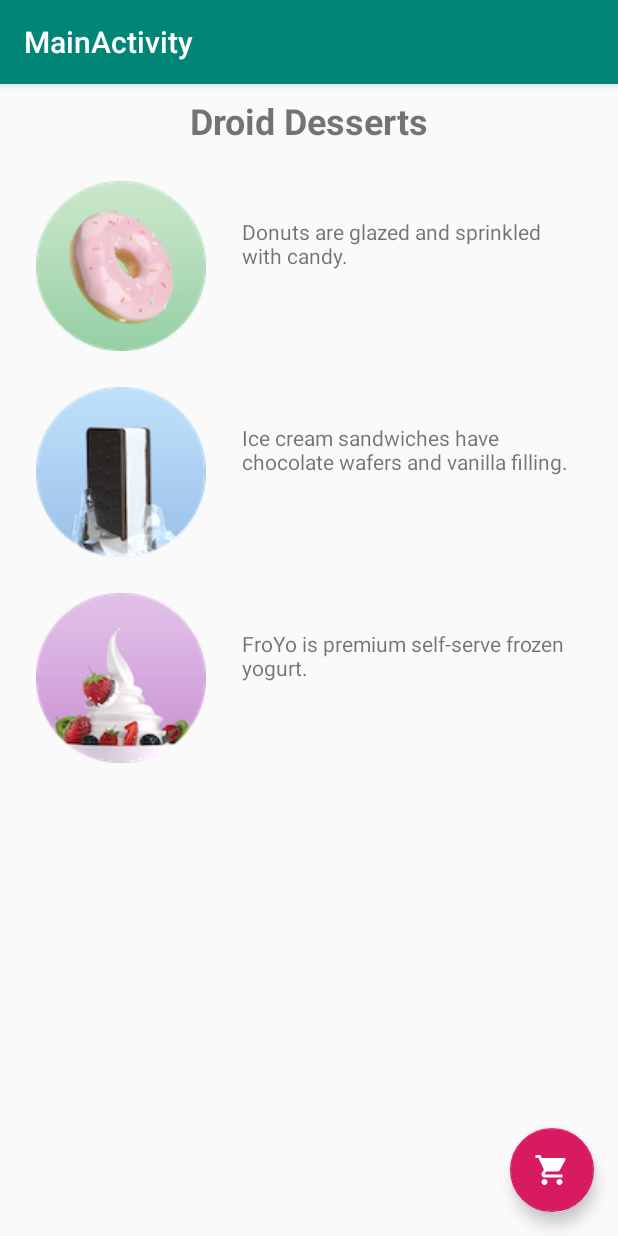
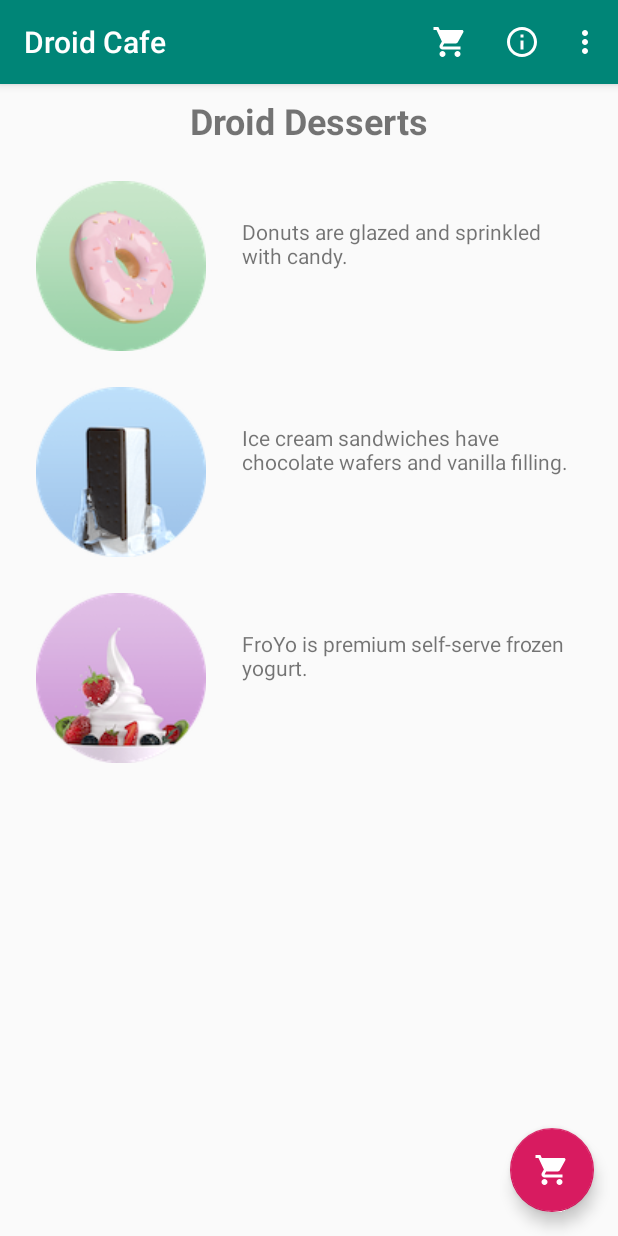
Before and after one commit to simasdanilo/android-training, an Android app: the screen it shows after launch (MainActivity), on a phone screen of 412 x 824 dp. Run offline under Robolectric (Android 15) with nearby library versions, the phone set to English and light mode, and no system bars.

Commit message:
feat: implements lesson 4.3: Menus and pickers

```diff
--- a/app/src/main/AndroidManifest.xml
+++ b/app/src/main/AndroidManifest.xml
@@ -9,7 +9,11 @@
         android:roundIcon="@mipmap/ic_launcher_round"
         android:supportsRtl="true"
         android:theme="@style/AppTheme">
-        <activity android:name=".OrderActivity"></activity>
+        <activity
+            android:name=".OrderActivity"
+            android:label="@string/title_activity_order"
+            >
+        </activity>
         <activity
             android:name=".MainActivity"
             android:label="@string/title_activity_main"
--- /dev/null
+++ b/app/src/main/res/drawable-anydpi/ic_favorite.xml
@@ -0,0 +1,10 @@
+<vector xmlns:android="http://schemas.android.com/apk/res/android"
+    android:width="24dp"
+    android:height="24dp"
+    android:viewportWidth="24"
+    android:viewportHeight="24"
+    android:tint="#FFFFFF">
+    <path
+        android:fillColor="#FF000000"
+        android:pathData="M12,21.35l-1.45,-1.32C5.4,15.36 2,12.28 2,8.5 2,5.42 4.42,3 7.5,3c1.74,0 3.41,0.81 4.5,2.09C13.09,3.81 14.76,3 16.5,3 19.58,3 22,5.42 22,8.5c0,3.78 -3.4,6.86 -8.55,11.54L12,21.35z"/>
+</vector>
--- /dev/null
+++ b/app/src/main/res/drawable-anydpi/ic_status_info.xml
@@ -0,0 +1,10 @@
+<vector xmlns:android="http://schemas.android.com/apk/res/android"
+    android:width="24dp"
+    android:height="24dp"
+    android:viewportWidth="24"
+    android:viewportHeight="24"
+    android:tint="#FFFFFF">
+    <path
+        android:fillColor="#FF000000"
+        android:pathData="M11,17h2v-6h-2v6zM12,2C6.48,2 2,6.48 2,12s4.48,10 10,10 10,-4.48 10,-10S17.52,2 12,2zM12,20c-4.41,0 -8,-3.59 -8,-8s3.59,-8 8,-8 8,3.59 8,8 -3.59,8 -8,8zM11,9h2L13,7h-2v2z"/>
+</vector>
--- a/app/src/main/res/layout/activity_main.xml
+++ b/app/src/main/res/layout/activity_main.xml
@@ -1,5 +1,6 @@
 <?xml version="1.0" encoding="utf-8"?>
-<android.support.design.widget.CoordinatorLayout xmlns:android="http://schemas.android.com/apk/res/android"
+<android.support.design.widget.CoordinatorLayout
+    xmlns:android="http://schemas.android.com/apk/res/android"
     xmlns:app="http://schemas.android.com/apk/res-auto"
     xmlns:tools="http://schemas.android.com/tools"
     android:layout_width="match_parent"
--- /dev/null
+++ b/app/src/main/res/menu/menu_main.xml
@@ -0,0 +1,29 @@
+<?xml version="1.0" encoding="utf-8"?>
+<menu xmlns:android="http://schemas.android.com/apk/res/android"
+    xmlns:app="http://schemas.android.com/apk/res-auto"
+    xmlns:tools="http://schemas.android.com/tools"
+    tools:context="com.example.android.droidcafeoptions.MainActivity">
+    <item
+        android:id="@+id/action_contact"
+        android:orderInCategory="100"
+        android:title="@string/action_contact"
+        app:showAsAction="never" />
+    <item
+        android:id="@+id/action_order"
+        android:icon="@drawable/ic_shopping_cart"
+        android:orderInCategory="10"
+        android:title="@string/action_order"
+        app:showAsAction="always" />
+    <item
+        android:id="@+id/action_status"
+        android:icon="@drawable/ic_status_info"
+        android:orderInCategory="20"
+        android:title="@string/action_status"
+        app:showAsAction="always" />
+    <item
+        android:id="@+id/action_favorites"
+        android:icon="@drawable/ic_favorite"
+        android:orderInCategory="30"
+        android:title="@string/action_favorites"
+        app:showAsAction="ifRoom" />
+</menu>
--- a/app/src/main/res/values/strings.xml
+++ b/app/src/main/res/values/strings.xml
@@ -1,6 +1,6 @@
 <resources>
     <string name="app_name">Training</string>
-    <string name="title_activity_main">MainActivity</string>
+    <string name="title_activity_main">Droid Cafe</string>
 
     <string name="intro_text">Droid Desserts</string>
     <string name="froyo">FroYo is premium self-serve frozen yogurt.</string>
@@ -24,6 +24,17 @@
     <string name="next_day_ground_delivery">Next day ground deliver</string>
     <string name="pick_up">Pick up</string>
 
+    <string name="action_contact">Contact</string>
+    <string name="action_order">Order</string>
+    <string name="action_status">Status</string>
+    <string name="action_favorites">Favorite</string>
+
+    <string name="action_order_message">You selected Order.</string>
+    <string name="action_status_message">You selected Status.</string>
+    <string name="action_favorites_message">You selected Favorites.</string>
+    <string name="action_contact_message">You selected Contact.</string>
+    <string name="title_activity_order">Order</string>
+
     <string-array name="labels_array">
         <item>Home</item>
         <item>Work</item>
```
Also changed, not shown: app/src/main/java/com/simasdanilo/training/MainActivity.java (+39 -0 lines), app/src/main/res/drawable-hdpi/ic_favorite.png (added), app/src/main/res/drawable-hdpi/ic_status_info.png (added), app/src/main/res/drawable-mdpi/ic_favorite.png (added), app/src/main/res/drawable-mdpi/ic_status_info.png (added), app/src/main/res/drawable-xhdpi/ic_favorite.png (added), app/src/main/res/drawable-xhdpi/ic_status_info.png (added), app/src/main/res/drawable-xxhdpi/ic_favorite.png (added), app/src/main/res/drawable-xxhdpi/ic_status_info.png (added).
